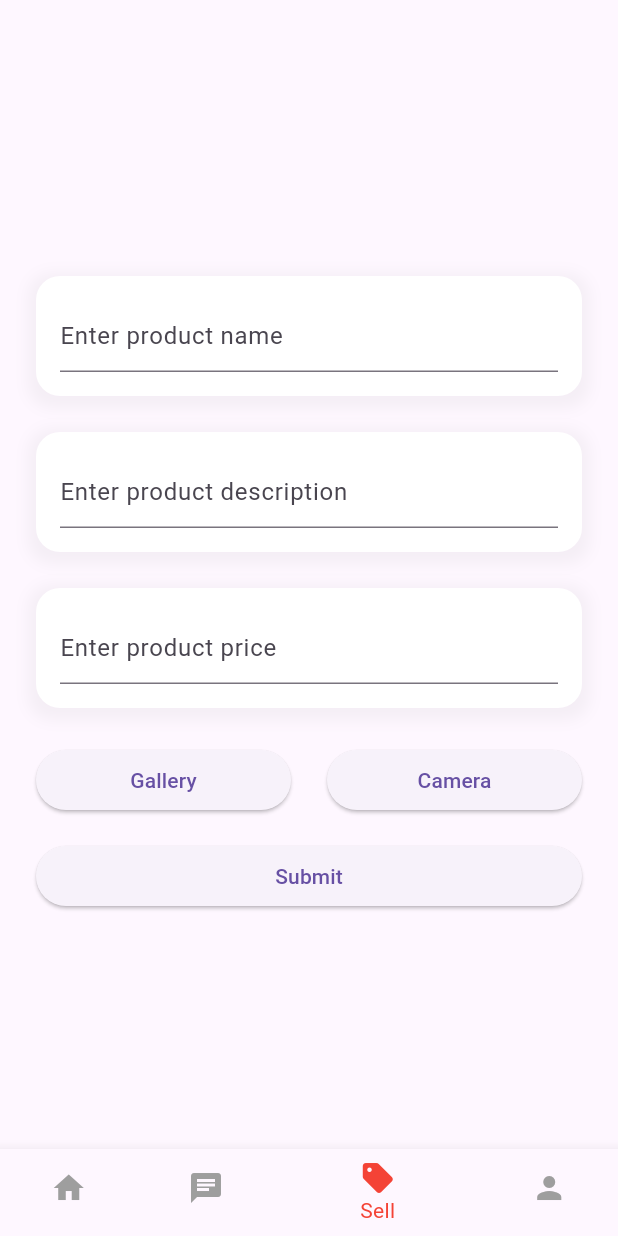
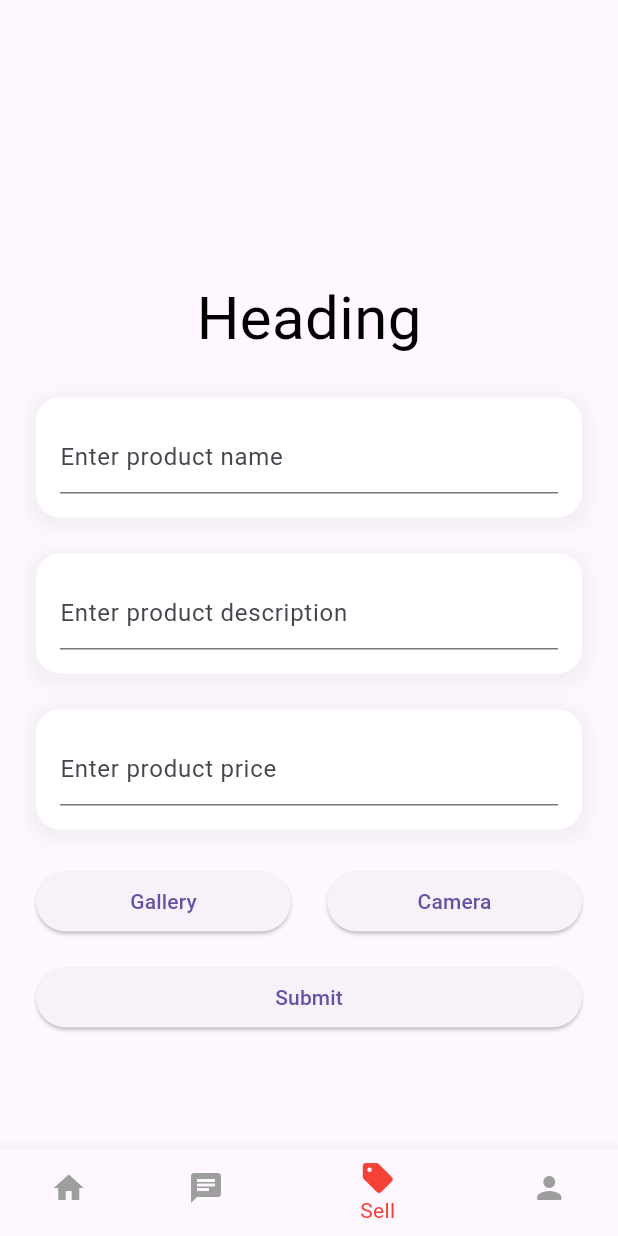
Before and after one commit to ThePyWizard/real_campuswap, a Flutter app: the SellPage screen opened by its route, on a phone screen of 412 x 824 dp. Run offline on Flutter 3.47's test engine with Material 3 defaults, Android fonts, the phone set to English and light mode, and no system bars; our stand-ins replace cloud_firestore, firebase_auth, firebase_core, firebase_storage, get, iconsax and 1 more; accounts and stored records are empty.

Commit message:
cleaned product details ui

```diff
--- a/lib/pages/sell_page.dart
+++ b/lib/pages/sell_page.dart
@@ -72,7 +72,15 @@ class _SellPageState extends State<SellPage> {
         padding: EdgeInsets.all(TSizes.lg),
         child: Column(
           children: [
-            const SizedBox(height: TSizes.productImageHeight),
+                        const SizedBox(height: TSizes.productImageHeight),
+
+            const Text("Heading",
+
+                      style: TextStyle(
+                          fontSize: 40,
+                          decoration: TextDecoration.none,
+                          color: Colors.black)),
+            const SizedBox(height: TSizes.defaultSpace),
             TRoundedContainer(
               child: TextField(
                 controller: productNameController,
```
Also changed, not shown: lib/pages/product_details_page.dart (+5 -3 lines).
